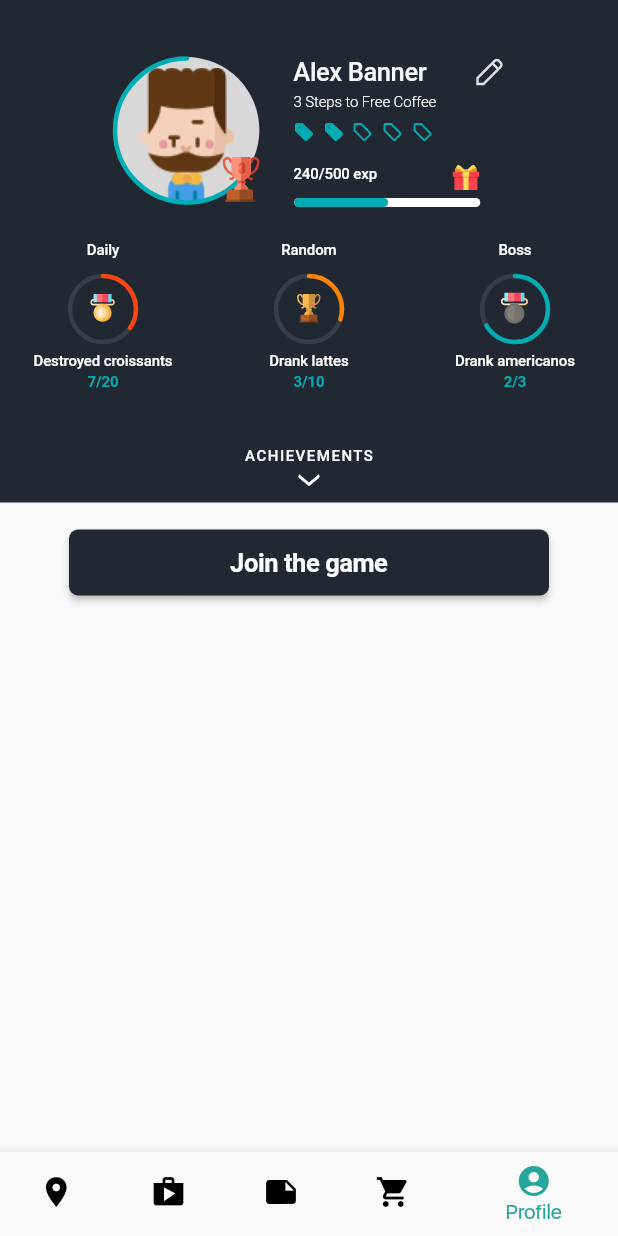
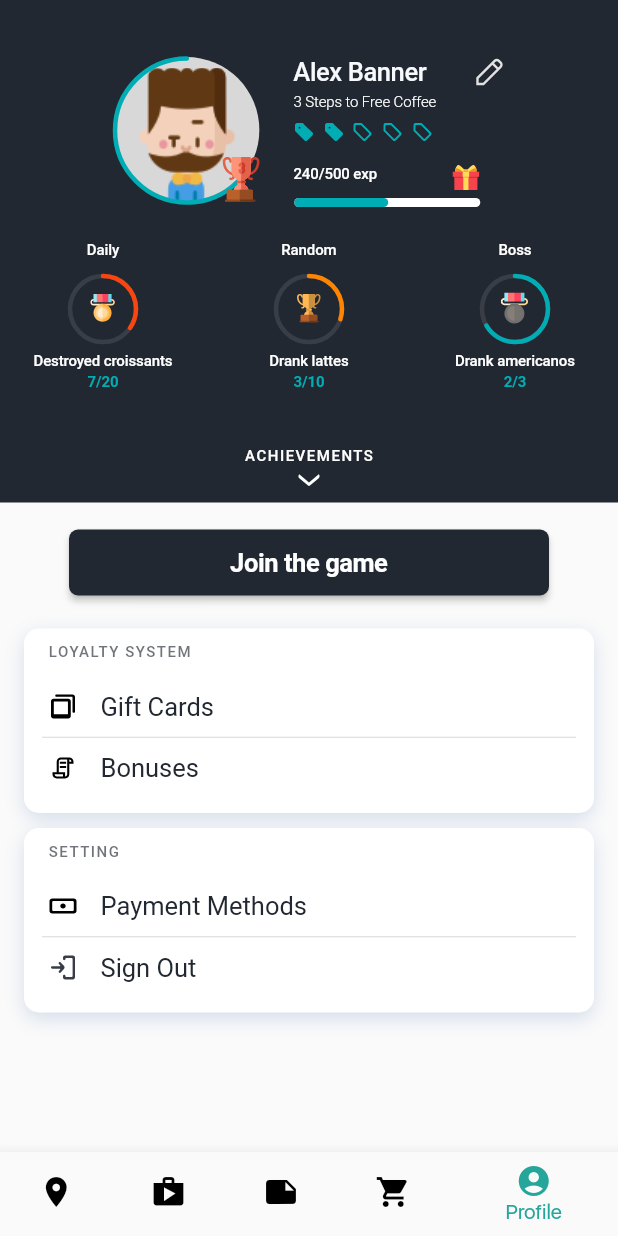
Before and after one commit to temyco/coffee-shop, a Flutter app: the screen it shows after launch, item 5 of the bottom bar chosen, on a phone screen of 412 x 824 dp. Run offline on Flutter 3.47's test engine with Material 2 defaults, Android fonts, the phone set to English and light mode, and no system bars; our stand-ins replace flutter_svg; Roboto replaces fonts that are missing (SFProText); project files that could hold a hidden picture were left out.

Commit message:
Profile screen: - added Loyalty System and Setting cards

```diff
--- a/lib/presentation/profile_route.dart
+++ b/lib/presentation/profile_route.dart
@@ -23,7 +23,8 @@ class _ProfileRouteState extends State<ProfileRoute> {
     SystemChrome.setSystemUIOverlayStyle(SystemUiOverlayStyle(
         statusBarColor: AppColors.colorBlackGray,
         statusBarIconBrightness: Brightness.light));
-    return ListView(
+    return Container(
+      child: ListView(
         children: [
           Container(
             color: AppColors.colorBlackGray,
@@ -32,15 +33,24 @@ class _ProfileRouteState extends State<ProfileRoute> {
                 SizedBox(height: 38),
                 _UserProfileInfoWidget(),
                 SizedBox(height: 20),
-              AchievementsWidget(),
+                _AchievementsWidget(),
                 SizedBox(height: 37),
-              ExpandAchievementsLabelWidget(),
+                _ExpandAchievementsLabelWidget(),
                 SizedBox(height: 5)
               ],
             ),
           ),
-        JoinTheGameWidget(),
+          _JoinTheGameWidget(),
+          _CardWidget(AppMessages.loyaltySystem.toUpperCase(), AppImages.giftCards,
+              AppMessages.giftCards, AppImages.bonus, AppMessages.bonuses),
+          _CardWidget(
+              AppMessages.setting.toUpperCase(),
+              AppImages.payment,
+              AppMessages.paymentMethods,
+              AppImages.signOut,
+              AppMessages.signOut),
         ],
+      ),
     );
   }
 }
@@ -193,7 +203,7 @@ class _StepsToFreeCoffeeWidget extends StatelessWidget {
   }
 }
 
-class AchievementsWidget extends StatelessWidget {
+class _AchievementsWidget extends StatelessWidget {
   @override
   Widget build(BuildContext context) {
     return Row(
@@ -233,7 +243,7 @@ class AchievementsWidget extends StatelessWidget {
   }
 }
 
-class ExpandAchievementsLabelWidget extends StatelessWidget {
+class _ExpandAchievementsLabelWidget extends StatelessWidget {
   @override
   Widget build(BuildContext context) {
     return GestureDetector(
@@ -255,7 +265,7 @@ class ExpandAchievementsLabelWidget extends StatelessWidget {
   }
 }
 
-class JoinTheGameWidget extends StatelessWidget {
+class _JoinTheGameWidget extends StatelessWidget {
   @override
   Widget build(BuildContext context) {
     return Container(
@@ -267,9 +277,7 @@ class JoinTheGameWidget extends StatelessWidget {
           textColor: AppColors.colorWhite,
           color: AppColors.colorBlackGray,
           height: 44,
-          shape: RoundedRectangleBorder(
-              borderRadius: BorderRadius.circular(6)
-          ),
+          shape: RoundedRectangleBorder(borderRadius: BorderRadius.circular(6)),
           child: ProTextWidget(
             text: AppMessages.joinTheGame,
             color: AppColors.colorWhite,
@@ -279,5 +287,79 @@ class JoinTheGameWidget extends StatelessWidget {
           )),
     );
   }
+}
 
+class _CardWidget extends StatelessWidget {
+  final String cardTitle;
+  final String firstItemIcon;
+  final String firstItemTitle;
+  final String secondItemIcon;
+  final String secondItemTitle;
+
+  _CardWidget(this.cardTitle, this.firstItemIcon, this.firstItemTitle,
+      this.secondItemIcon, this.secondItemTitle);
+
+  @override
+  Widget build(BuildContext context) {
+    return Container(
+      decoration: BoxDecoration(
+          color: AppColors.colorWhite, borderRadius: BorderRadius.circular(10),
+          boxShadow: [
+            BoxShadow(
+              offset: Offset(0, 4),
+              blurRadius: 10,
+              color: AppColors.colorShadow
+            )
+          ]
+      ),
+      margin: EdgeInsets.only(left: 16, right: 16, bottom: 10),
+      padding: EdgeInsets.only(left: 12, right: 12, top: 10, bottom: 10),
+      child: Column(
+        crossAxisAlignment: CrossAxisAlignment.start,
+        children: [
+          Container(
+            margin: EdgeInsets.only(left: 4, right: 4, bottom: 10),
+            child: ProTextWidget(
+                text: cardTitle,
+                color: AppColors.colorGray,
+                fontSize: AppTextSizes.s10,
+                fontWeight: FontWeight.w500,
+                letterSpacing: 1),
+          ),
+          _CardRowWidget(firstItemIcon, firstItemTitle),
+          Divider(
+            color: AppColors.colorGrayLight,
+            height: 1,
+          ),
+          _CardRowWidget(secondItemIcon, secondItemTitle)
+        ],
+      ),
+    );
   }
+}
+
+class _CardRowWidget extends StatelessWidget {
+  final String icon;
+  final String title;
+
+  _CardRowWidget(this.icon, this.title);
+
+  @override
+  Widget build(BuildContext context) {
+    return Container(
+      padding: EdgeInsets.only(top: 10, bottom: 10, right: 4, left: 4),
+      child: Row(
+        children: [
+          SvgPicture.asset(icon),
+          SizedBox(width: 15),
+          ProTextWidget(
+            text: title,
+            color: AppColors.colorBlackGray,
+            fontSize: AppTextSizes.s17,
+            fontWeight: FontWeight.w400,
+          )
+        ],
+      ),
+    );
+  }
+}
--- a/lib/resources/app_colors.dart
+++ b/lib/resources/app_colors.dart
@@ -9,4 +9,8 @@ class AppColors {
   static const Color colorTangerine = Color(0xFFFF8400);
   static const Color colorOrange = Color(0xFFF94510);
   static const Color colorFern = Color(0xFF93BF72);
+  static const Color colorGray = Color(0xCC4E535A);
+  static const Color colorWhiteGray = Color(0xFFF7F9FC);
+  static const Color colorGrayLight = Color(0xFFD8D8D8);
+  static const Color colorShadow = Color(0x99BCCAE0);
 }
--- a/lib/resources/app_images.dart
+++ b/lib/resources/app_images.dart
@@ -12,4 +12,8 @@ class AppImages {
   static const String silverMedal = _imagesPath + "silver_medal.svg";
   static const String goldCup = _imagesPath + "gold_cup.svg";
   static const String arrowDown = _imagesPath + "arrow_down.svg";
+  static const String bonus = _imagesPath + "bonus.svg";
+  static const String giftCards = _imagesPath + "gift_cards.svg";
+  static const String payment = _imagesPath + "payment.svg";
+  static const String signOut = _imagesPath + "sign_out.svg";
 }
--- a/lib/resources/app_messages.dart
+++ b/lib/resources/app_messages.dart
@@ -19,4 +19,10 @@ class AppMessages {
   static const String drankLattes = "Drank lattes";
   static const String drankAmericanos = "Drank americanos";
   static const String joinTheGame = "Join the game";
+  static const String loyaltySystem = "Loyalty system";
+  static const String giftCards = "Gift Cards";
+  static const String bonuses = "Bonuses";
+  static const String setting = "Setting";
+  static const String paymentMethods = "Payment Methods";
+  static const String signOut = "Sign Out";
 }
```
Also changed, not shown: assets/images/bonus.svg (added), assets/images/gift_cards.svg (added), assets/images/payment.svg (added), assets/images/sign_out.svg (added). Lines whose indentation alone changed are shown as unchanged.
